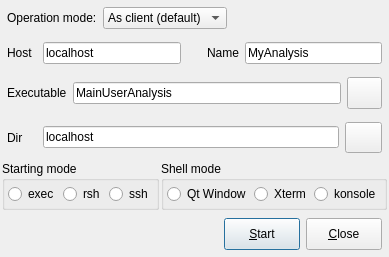
First picture: the form in qt4/Go4GUI/TGo4StartClient.ui, repository gsi-ee/go4, before the edit.
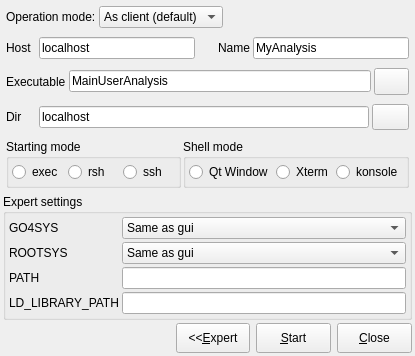
Second picture: the form after the edit. Icons and pictures are not drawn.

Commit message: Prepare start client window to configure more parameters for remote host

The edit to the form file:
```diff
--- a/qt4/Go4GUI/TGo4StartClient.ui
+++ b/qt4/Go4GUI/TGo4StartClient.ui
@@ -1,36 +1,69 @@
 <ui version="4.0" >
  <author>Mohammad Al-Turany</author>
  <class>TGo4StartClient</class>
- <widget class="QDialog" name="TGo4StartClient" >
-  <property name="geometry" >
+ <widget class="QDialog" name="TGo4StartClient">
+  <property name="geometry">
    <rect>
     <x>0</x>
     <y>0</y>
-    <width>388</width>
-    <height>257</height>
+    <width>415</width>
+    <height>356</height>
    </rect>
   </property>
-  <property name="windowTitle" >
+  <property name="sizePolicy">
+   <sizepolicy hsizetype="Preferred" vsizetype="Minimum">
+    <horstretch>0</horstretch>
+    <verstretch>0</verstretch>
+   </sizepolicy>
+  </property>
+  <property name="windowTitle">
    <string>Start Client</string>
   </property>
   <property name="windowIcon" >
    <iconset>:/icons/go4logo2_big.png</iconset>
   </property>
-  <layout class="QGridLayout" >
-   <property name="margin" >
-    <number>1</number>
+  <layout class="QVBoxLayout" name="verticalLayout">
+   <property name="spacing">
+    <number>3</number>
    </property>
-   <property name="spacing" >
-    <number>1</number>
+   <property name="margin">
+    <number>3</number>
    </property>
-   <item row="5" column="0" >
-    <layout class="QHBoxLayout" >
-     <property name="margin" >
-      <number>6</number>
+   <item>
+    <layout class="QHBoxLayout">
+     <property name="spacing">
+      <number>3</number>
      </property>
-     <property name="spacing" >
-      <number>6</number>
+     <property name="sizeConstraint">
+      <enum>QLayout::SetMinimumSize</enum>
      </property>
+     <property name="margin">
+      <number>3</number>
+     </property>
+     <item>
+      <widget class="QLabel" name="textLabel1">
+       <property name="text">
+        <string>Operation mode:</string>
+       </property>
+       <property name="wordWrap">
+        <bool>false</bool>
+       </property>
+      </widget>
+     </item>
+     <item>
+      <widget class="QComboBox" name="ServerModeCombo">
+       <item>
+        <property name="text">
+         <string>As client (default)</string>
+        </property>
+       </item>
+       <item>
+        <property name="text">
+         <string>As server</string>
+        </property>
+       </item>
+      </widget>
+     </item>
      <item>
       <spacer>
        <property name="orientation" >
@@ -39,124 +72,247 @@
        <property name="sizeType" >
         <enum>QSizePolicy::Expanding</enum>
        </property>
-       <property name="sizeHint" >
+       <property name="sizeHint" stdset="0">
         <size>
-         <width>221</width>
+         <width>40</width>
          <height>20</height>
         </size>
        </property>
       </spacer>
      </item>
+    </layout>
+   </item>
+   <item>
+    <layout class="QHBoxLayout">
+     <property name="spacing">
+      <number>3</number>
+     </property>
+     <property name="sizeConstraint">
+      <enum>QLayout::SetMinimumSize</enum>
+     </property>
+     <property name="margin">
+      <number>3</number>
+     </property>
      <item>
-      <widget class="QPushButton" name="PushButtonStartClient" >
-       <property name="sizePolicy" >
-        <sizepolicy>
-         <hsizetype>1</hsizetype>
-         <vsizetype>0</vsizetype>
-         <horstretch>0</horstretch>
-         <verstretch>0</verstretch>
-        </sizepolicy>
+      <widget class="QLabel" name="TextLabel2">
+       <property name="minimumSize">
+        <size>
+         <width>30</width>
+         <height>0</height>
+        </size>
        </property>
-       <property name="minimumSize" >
+       <property name="frameShape">
+        <enum>QFrame::NoFrame</enum>
+       </property>
+       <property name="frameShadow">
+        <enum>QFrame::Plain</enum>
+       </property>
+       <property name="text">
+        <string>Host</string>
+       </property>
+       <property name="wordWrap">
+        <bool>false</bool>
+       </property>
+      </widget>
+     </item>
+     <item>
+      <widget class="QLineEdit" name="LineEditClientNode">
+       <property name="text">
+        <string>localhost</string>
+       </property>
+      </widget>
+     </item>
+     <item>
+      <spacer>
+       <property name="orientation">
+        <enum>Qt::Horizontal</enum>
+       </property>
+       <property name="sizeType">
+        <enum>QSizePolicy::Fixed</enum>
+       </property>
+       <property name="sizeHint" stdset="0">
         <size>
-         <width>70</width>
+         <width>20</width>
+         <height>20</height>
+        </size>
+       </property>
+      </spacer>
+     </item>
+     <item>
+      <widget class="QLabel" name="TextLabel1">
+       <property name="minimumSize">
+        <size>
+         <width>30</width>
          <height>0</height>
         </size>
        </property>
-       <property name="maximumSize" >
+       <property name="frameShape">
+        <enum>QFrame::NoFrame</enum>
+       </property>
+       <property name="frameShadow">
+        <enum>QFrame::Plain</enum>
+       </property>
+       <property name="text">
+        <string>Name</string>
+       </property>
+       <property name="wordWrap">
+        <bool>false</bool>
+       </property>
+      </widget>
+     </item>
+     <item>
+      <widget class="QLineEdit" name="LineEditClientName">
+       <property name="text">
+        <string>MyAnalysis</string>
+       </property>
+      </widget>
+     </item>
+    </layout>
+   </item>
+   <item>
+    <layout class="QHBoxLayout">
+     <property name="spacing">
+      <number>3</number>
+     </property>
+     <property name="sizeConstraint">
+      <enum>QLayout::SetMinimumSize</enum>
+     </property>
+     <property name="margin">
+      <number>3</number>
+     </property>
+     <item>
+      <widget class="QLabel" name="TextLabel2_2">
+       <property name="text">
+        <string>Executable</string>
+       </property>
+       <property name="wordWrap">
+        <bool>false</bool>
+       </property>
+      </widget>
+     </item>
+     <item>
+      <widget class="QLineEdit" name="LineEditClientExec">
+       <property name="text">
+        <string>MainUserAnalysis</string>
+       </property>
+      </widget>
+     </item>
+     <item>
+      <widget class="QPushButton" name="ChooseExc">
+       <property name="maximumSize">
         <size>
-         <width>100</width>
-         <height>32767</height>
+         <width>35</width>
+         <height>35</height>
         </size>
        </property>
-       <property name="text" >
-        <string>&amp;Start</string>
+       <property name="text">
+        <string/>
        </property>
        <property name="shortcut" >
         <string>Alt+S</string>
        </property>
-       <property name="default" >
-        <bool>true</bool>
+       <property name="autoDefault">
+        <bool>false</bool>
        </property>
       </widget>
      </item>
+    </layout>
+   </item>
+   <item>
+    <layout class="QHBoxLayout">
+     <property name="spacing">
+      <number>3</number>
+     </property>
+     <property name="sizeConstraint">
+      <enum>QLayout::SetMinimumSize</enum>
+     </property>
+     <property name="margin">
+      <number>3</number>
+     </property>
      <item>
-      <widget class="QPushButton" name="PushButtonCancel" >
-       <property name="minimumSize" >
+      <widget class="QLabel" name="TextLabel1_2">
+       <property name="minimumSize">
         <size>
-         <width>70</width>
+         <width>30</width>
          <height>0</height>
         </size>
        </property>
-       <property name="maximumSize" >
+       <property name="text">
+        <string>Dir</string>
+       </property>
+       <property name="wordWrap">
+        <bool>false</bool>
+       </property>
+      </widget>
+     </item>
+     <item>
+      <widget class="QLineEdit" name="LineEditClientDir">
+       <property name="text">
+        <string>localhost</string>
+       </property>
+      </widget>
+     </item>
+     <item>
+      <widget class="QPushButton" name="ChooseDir">
+       <property name="maximumSize">
         <size>
-         <width>100</width>
-         <height>32767</height>
+         <width>37</width>
+         <height>35</height>
         </size>
        </property>
-       <property name="text" >
-        <string>&amp;Close</string>
+       <property name="text">
+        <string/>
        </property>
        <property name="shortcut" >
         <string>Alt+C</string>
        </property>
+       <property name="autoDefault">
+        <bool>false</bool>
+       </property>
       </widget>
      </item>
     </layout>
    </item>
-   <item row="4" column="0" >
-    <layout class="QHBoxLayout" >
-     <property name="margin" >
-      <number>1</number>
-     </property>
-     <property name="spacing" >
+   <item>
+    <layout class="QHBoxLayout">
+     <property name="spacing">
       <number>2</number>
      </property>
+     <property name="sizeConstraint">
+      <enum>QLayout::SetMinimumSize</enum>
+     </property>
+     <property name="margin">
+      <number>3</number>
+     </property>
      <item>
-      <widget class="QGroupBox" name="ClientShellGroupBox" >
-       <property name="title" >
+      <widget class="QGroupBox" name="ClientShellGroupBox">
+       <property name="title">
         <string>Starting mode</string>
        </property>
-       <layout class="QHBoxLayout" >
-        <property name="margin" >
-         <number>3</number>
-        </property>
-        <property name="spacing" >
+       <layout class="QHBoxLayout">
+        <property name="spacing">
          <number>4</number>
         </property>
+        <property name="margin">
+         <number>3</number>
+        </property>
         <item>
-         <widget class="QRadioButton" name="exec_selected" >
-          <property name="text" >
+         <widget class="QRadioButton" name="exec_selected">
+          <property name="text">
            <string>exec</string>
           </property>
          </widget>
         </item>
         <item>
-         <widget class="QRadioButton" name="rsh_selected" >
-          <property name="text" >
+         <widget class="QRadioButton" name="rsh_selected">
+          <property name="text">
            <string>rsh</string>
           </property>
          </widget>
         </item>
         <item>
-         <spacer>
-          <property name="orientation" >
-           <enum>Qt::Horizontal</enum>
-          </property>
-          <property name="sizeType" >
-           <enum>QSizePolicy::Expanding</enum>
-          </property>
-          <property name="sizeHint" >
-           <size>
-            <width>20</width>
-            <height>20</height>
-           </size>
-          </property>
-         </spacer>
-        </item>
-        <item>
-         <widget class="QRadioButton" name="ssh_selected" >
-          <property name="text" >
+         <widget class="QRadioButton" name="ssh_selected">
+          <property name="text">
            <string>ssh</string>
           </property>
          </widget>
@@ -165,15 +321,18 @@
       </widget>
      </item>
      <item>
-      <widget class="QGroupBox" name="ClientTermGroupBox" >
-       <property name="title" >
+      <widget class="QGroupBox" name="ClientTermGroupBox">
+       <property name="title">
         <string>Shell mode</string>
        </property>
-       <layout class="QHBoxLayout" >
-        <property name="margin" >
+       <layout class="QHBoxLayout">
+        <property name="spacing">
          <number>3</number>
         </property>
-        <property name="spacing" >
+        <property name="sizeConstraint">
+         <enum>QLayout::SetMinimumSize</enum>
+        </property>
+        <property name="margin">
          <number>3</number>
         </property>
         <item>
@@ -184,15 +343,15 @@
          </widget>
         </item>
         <item>
-         <widget class="QRadioButton" name="xterm_selected" >
-          <property name="text" >
+         <widget class="QRadioButton" name="xterm_selected">
+          <property name="text">
            <string>Xterm</string>
           </property>
          </widget>
         </item>
         <item>
-         <widget class="QRadioButton" name="konsole_selected" >
-          <property name="text" >
+         <widget class="QRadioButton" name="konsole_selected">
+          <property name="text">
            <string>konsole</string>
           </property>
          </widget>
@@ -202,235 +361,231 @@
      </item>
     </layout>
    </item>
-   <item row="3" column="0" >
-    <layout class="QHBoxLayout" >
-     <property name="margin" >
-      <number>6</number>
+   <item>
+    <widget class="QGroupBox" name="ExpertBox">
+     <property name="title">
+      <string>Expert settings</string>
      </property>
-     <property name="spacing" >
-      <number>6</number>
-     </property>
-     <item>
-      <widget class="QLabel" name="TextLabel1_2" >
-       <property name="minimumSize" >
-        <size>
-         <width>30</width>
-         <height>0</height>
-        </size>
-       </property>
-       <property name="text" >
-        <string>Dir</string>
-       </property>
-       <property name="wordWrap" >
-        <bool>false</bool>
-       </property>
-      </widget>
-     </item>
-     <item>
-      <widget class="QLineEdit" name="LineEditClientDir" >
-       <property name="text" >
-        <string>localhost</string>
-       </property>
-      </widget>
-     </item>
-     <item>
-      <widget class="QPushButton" name="ChooseDir" >
-       <property name="maximumSize" >
-        <size>
-         <width>37</width>
-         <height>35</height>
-        </size>
-       </property>
-       <property name="text" >
-        <string/>
-       </property>
-       <property name="icon" >
-        <iconset>:/icons/findfile.png</iconset>
-       </property>
-      </widget>
-     </item>
-    </layout>
+     <layout class="QGridLayout" name="gridLayout">
+      <property name="sizeConstraint">
+       <enum>QLayout::SetMinimumSize</enum>
+      </property>
+      <property name="margin">
+       <number>3</number>
+      </property>
+      <property name="spacing">
+       <number>3</number>
+      </property>
+      <item row="0" column="0">
+       <widget class="QLabel" name="label">
+        <property name="text">
+         <string>GO4SYS</string>
+        </property>
+       </widget>
+      </item>
+      <item row="0" column="1">
+       <widget class="QComboBox" name="go4sys_cmb">
+        <property name="insertPolicy">
+         <enum>QComboBox::InsertAtCurrent</enum>
+        </property>
+        <property name="frame">
+         <bool>true</bool>
+        </property>
+        <item>
+         <property name="text">
+          <string>Same as gui</string>
+         </property>
+        </item>
+        <item>
+         <property name="text">
+          <string>as configured</string>
+         </property>
+        </item>
+        <item>
+         <property name="text">
+          <string>via go4-config</string>
+         </property>
+        </item>
+        <item>
+         <property name="text">
+          <string>-- specify --</string>
+         </property>
+        </item>
+       </widget>
+      </item>
+      <item row="1" column="0">
+       <widget class="QLabel" name="label_2">
+        <property name="text">
+         <string>ROOTSYS</string>
+        </property>
+       </widget>
+      </item>
+      <item row="1" column="1">
+       <widget class="QComboBox" name="rootsys_cmb">
+        <item>
+         <property name="text">
+          <string>Same as gui</string>
+         </property>
+        </item>
+        <item>
+         <property name="text">
+          <string>as configured</string>
+         </property>
+        </item>
+        <item>
+         <property name="text">
+          <string>via go4-config</string>
+         </property>
+        </item>
+        <item>
+         <property name="text">
+          <string>-- specify --</string>
+         </property>
+        </item>
+       </widget>
+      </item>
+      <item row="2" column="0">
+       <widget class="QLabel" name="label_3">
+        <property name="text">
+         <string>PATH</string>
+        </property>
+       </widget>
+      </item>
+      <item row="2" column="1">
+       <widget class="QLineEdit" name="path_edt"/>
+      </item>
+      <item row="3" column="0">
+       <widget class="QLabel" name="label_4">
+        <property name="text">
+         <string>LD_LIBRARY_PATH</string>
+        </property>
+       </widget>
+      </item>
+      <item row="3" column="1">
+       <widget class="QLineEdit" name="ldpath_edt"/>
+      </item>
+     </layout>
+    </widget>
    </item>
-   <item row="2" column="0" >
-    <layout class="QHBoxLayout" >
-     <property name="margin" >
-      <number>6</number>
+   <item>
+    <layout class="QHBoxLayout" name="horizontalLayout">
+     <property name="sizeConstraint">
+      <enum>QLayout::SetMinimumSize</enum>
      </property>
-     <property name="spacing" >
-      <number>6</number>
-     </property>
      <item>
-      <widget class="QLabel" name="TextLabel2_2" >
-       <property name="text" >
-        <string>Executable</string>
-       </property>
-       <property name="wordWrap" >
-        <bool>false</bool>
-       </property>
-      </widget>
-     </item>
-     <item>
-      <widget class="QLineEdit" name="LineEditClientExec" >
-       <property name="text" >
-        <string>MainUserAnalysis</string>
-       </property>
-      </widget>
-     </item>
-     <item>
-      <widget class="QPushButton" name="ChooseExc" >
-       <property name="maximumSize" >
-        <size>
-         <width>35</width>
-         <height>35</height>
-        </size>
-       </property>
-       <property name="text" >
-        <string/>
-       </property>
-       <property name="icon" >
-        <iconset>:/icons/findfile.png</iconset>
-       </property>
-      </widget>
-     </item>
-    </layout>
-   </item>
-   <item row="1" column="0" >
-    <layout class="QHBoxLayout" >
-     <property name="margin" >
-      <number>6</number>
-     </property>
-     <property name="spacing" >
-      <number>6</number>
-     </property>
-     <item>
-      <widget class="QLabel" name="TextLabel2" >
-       <property name="minimumSize" >
-        <size>
-         <width>30</width>
-         <height>0</height>
-        </size>
-       </property>
-       <property name="frameShape" >
-        <enum>QFrame::NoFrame</enum>
-       </property>
-       <property name="frameShadow" >
-        <enum>QFrame::Plain</enum>
-       </property>
-       <property name="text" >
-        <string>Host</string>
-       </property>
-       <property name="wordWrap" >
-        <bool>false</bool>
-       </property>
-      </widget>
-     </item>
-     <item>
-      <widget class="QLineEdit" name="LineEditClientNode" >
-       <property name="text" >
-        <string>localhost</string>
-       </property>
-      </widget>
-     </item>
-     <item>
       <spacer>
        <property name="orientation" >
         <enum>Qt::Horizontal</enum>
        </property>
-       <property name="sizeType" >
-        <enum>QSizePolicy::Fixed</enum>
-       </property>
-       <property name="sizeHint" >
-        <size>
-         <width>20</width>
-         <height>20</height>
-        </size>
-       </property>
-      </spacer>
-     </item>
-     <item>
-      <widget class="QLabel" name="TextLabel1" >
-       <property name="minimumSize" >
-        <size>
-         <width>30</width>
-         <height>0</height>
-        </size>
-       </property>
-       <property name="frameShape" >
-        <enum>QFrame::NoFrame</enum>
-       </property>
-       <property name="frameShadow" >
-        <enum>QFrame::Plain</enum>
-       </property>
-       <property name="text" >
-        <string>Name</string>
-       </property>
-       <property name="wordWrap" >
-        <bool>false</bool>
-       </property>
-      </widget>
-     </item>
-     <item>
-      <widget class="QLineEdit" name="LineEditClientName" >
-       <property name="text" >
-        <string>MyAnalysis</string>
-       </property>
-      </widget>
-     </item>
-    </layout>
-   </item>
-   <item row="0" column="0" >
-    <layout class="QHBoxLayout" >
-     <property name="margin" >
-      <number>6</number>
-     </property>
-     <property name="spacing" >
-      <number>6</number>
-     </property>
-     <item>
-      <widget class="QLabel" name="textLabel1" >
-       <property name="text" >
-        <string>Operation mode:</string>
-       </property>
-       <property name="wordWrap" >
-        <bool>false</bool>
-       </property>
-      </widget>
-     </item>
-     <item>
-      <widget class="QComboBox" name="ServerModeCombo" >
-       <item>
-        <property name="text" >
-         <string>As client (default)</string>
-        </property>
-       </item>
-       <item>
-        <property name="text" >
-         <string>As server</string>
-        </property>
-       </item>
-      </widget>
-     </item>
-     <item>
-      <spacer>
-       <property name="orientation" >
-        <enum>Qt::Horizontal</enum>
-       </property>
-       <property name="sizeType" >
+       <property name="sizeType">
         <enum>QSizePolicy::Expanding</enum>
        </property>
-       <property name="sizeHint" >
+       <property name="sizeHint" stdset="0">
         <size>
-         <width>40</width>
+         <width>178</width>
          <height>20</height>
         </size>
        </property>
       </spacer>
      </item>
+     <item>
+      <widget class="QPushButton" name="PushButtonExpertMode">
+       <property name="sizePolicy">
+        <sizepolicy hsizetype="Minimum" vsizetype="Fixed">
+         <horstretch>0</horstretch>
+         <verstretch>0</verstretch>
+        </sizepolicy>
+       </property>
+       <property name="minimumSize">
+        <size>
+         <width>70</width>
+         <height>20</height>
+        </size>
+       </property>
+       <property name="maximumSize">
+        <size>
+         <width>100</width>
+         <height>30</height>
+        </size>
+       </property>
+       <property name="text">
+        <string>&lt;&lt;&amp;Expert</string>
+       </property>
+       <property name="shortcut">
+        <string>Alt+S</string>
+       </property>
+       <property name="autoDefault">
+        <bool>false</bool>
+       </property>
+       <property name="default">
+        <bool>false</bool>
+       </property>
+      </widget>
+     </item>
+     <item>
+      <widget class="QPushButton" name="PushButtonStartClient">
+       <property name="sizePolicy">
+        <sizepolicy hsizetype="Minimum" vsizetype="Fixed">
+         <horstretch>0</horstretch>
+         <verstretch>0</verstretch>
+        </sizepolicy>
+       </property>
+       <property name="minimumSize">
+        <size>
+         <width>70</width>
+         <height>20</height>
+        </size>
+       </property>
+       <property name="maximumSize">
+        <size>
+         <width>100</width>
+         <height>30</height>
+        </size>
+       </property>
+       <property name="text">
+        <string>&amp;Start</string>
+       </property>
+       <property name="shortcut">
+        <string>Alt+S</string>
+       </property>
+       <property name="autoDefault">
+        <bool>false</bool>
+       </property>
+       <property name="default">
+        <bool>false</bool>
+       </property>
+      </widget>
+     </item>
+     <item>
+      <widget class="QPushButton" name="PushButtonCancel">
+       <property name="minimumSize">
+        <size>
+         <width>70</width>
+         <height>20</height>
+        </size>
+       </property>
+       <property name="maximumSize">
+        <size>
+         <width>100</width>
+         <height>30</height>
+        </size>
+       </property>
+       <property name="text">
+        <string>&amp;Close</string>
+       </property>
+       <property name="shortcut">
+        <string>Alt+C</string>
+       </property>
+       <property name="autoDefault">
+        <bool>false</bool>
+       </property>
+      </widget>
+     </item>
     </layout>
    </item>
   </layout>
  </widget>
- <layoutdefault spacing="6" margin="11" />
+ <layoutdefault spacing="6" margin="11"/>
  <tabstops>
   <tabstop>LineEditClientName</tabstop>
   <tabstop>LineEditClientNode</tabstop>
```
Left out of the diff: 104 changed lines with no effect on the pictures. The commit also changes 10 other files.
